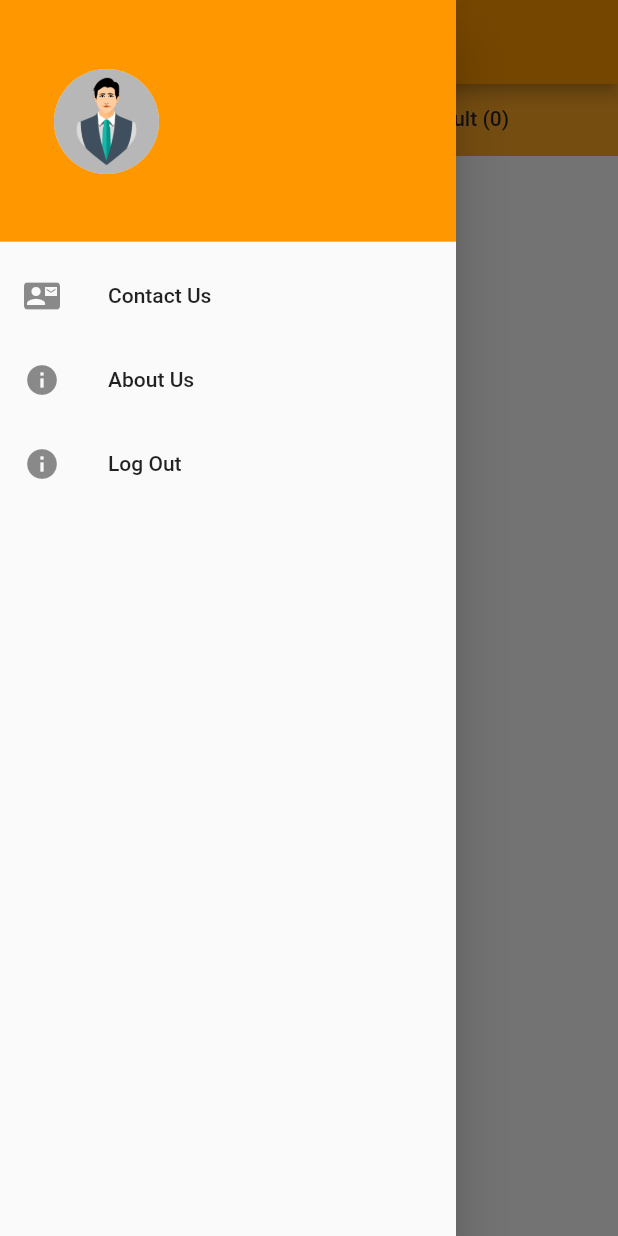
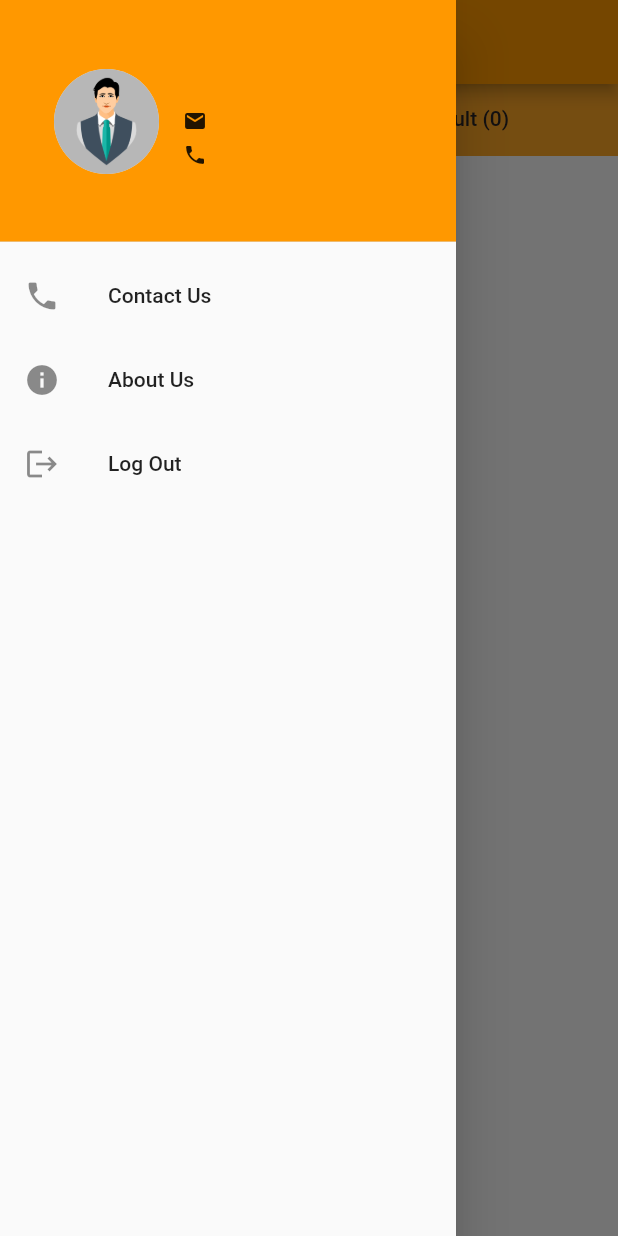
Before and after one commit to gourabb8273/flutter-quiz-app, a Flutter app: the ProfilePage screen opened directly, with the side drawer open, on a phone screen of 412 x 824 dp. Run offline on Flutter 3.47's test engine with Material 2 defaults, Android fonts, the phone set to English and light mode, and no system bars; our stand-ins replace cloud_firestore, firebase_auth, firebase_core; accounts and stored records are empty.

Commit message:
added icon for email mobile logout

```diff
--- a/lib/pages/user_profile.dart
+++ b/lib/pages/user_profile.dart
@@ -50,6 +50,10 @@ class _ProfilePageState extends State<ProfilePage> {
                           ),
                         ),
                         SizedBox(height: 4.0),
+                        Row(
+                          children: [
+                            Icon(Icons.email, size: 16.0),
+                            SizedBox(width: 4.0),
                             Text(
                               userStore.email,
                               style: TextStyle(
@@ -57,7 +61,13 @@ class _ProfilePageState extends State<ProfilePage> {
                                 fontSize: 16.0,
                               ),
                             ),
+                          ],
+                        ),
                         SizedBox(height: 4.0),
+                        Row(
+                          children: [
+                            Icon(Icons.phone, size: 16.0),
+                            SizedBox(width: 4.0),
                             Text(
                               userStore.mobile,
                               style: TextStyle(
@@ -69,10 +79,12 @@ class _ProfilePageState extends State<ProfilePage> {
                         ),
                       ],
                     ),
+                  ],
+                ),
               ),
             ),
             ListTile(
-              leading: Icon(Icons.contact_mail),
+              leading: Icon(Icons.phone),
               title: Text('Contact Us'),
               onTap: () {
                 Navigator.pop(context);
@@ -86,7 +98,7 @@ class _ProfilePageState extends State<ProfilePage> {
               },
             ),
             ListTile(
-              leading: Icon(Icons.info),
+              leading: Icon(Icons.logout),
               title: Text('Log Out'),
               onTap: () {
                 userStore.logout();
```
Lines whose indentation alone changed are shown as unchanged.
